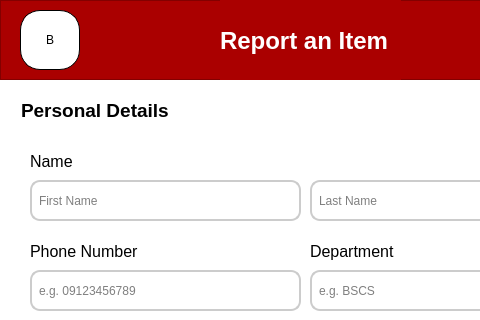
brexer/lost-and-found-system, file src/frontend/reportItem.ui: the form before one commit; both pictures show x 0 to 480 and y 0 to 320 of the 602 by 682 pixel window.
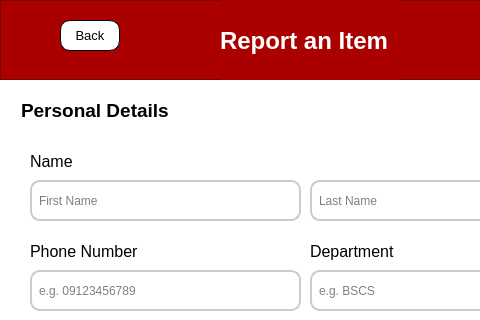
The form after the commit. The open tabs and pages were chosen to show the change.

```diff
--- a/src/frontend/reportItem.ui
+++ b/src/frontend/reportItem.ui
@@ -692,33 +692,6 @@
      <property name="frameShadow">
       <enum>QFrame::Raised</enum>
      </property>
-     <widget class="QPushButton" name="backButton">
-      <property name="geometry">
-       <rect>
-        <x>20</x>
-        <y>10</y>
-        <width>60</width>
-        <height>60</height>
-       </rect>
-      </property>
-      <property name="styleSheet">
-       <string notr="true">QPushButton {
-		background-color: white;
-        border: 1px solid;
-        border-radius: 20px;
-        padding: 8px 16px;
-    }
-    QPushButton:hover {
-        background-color: lightgray;
-    }
-    QPushButton:pressed {
-        background-color: gray;
-    }</string>
-      </property>
-      <property name="text">
-       <string>B</string>
-      </property>
-     </widget>
      <widget class="QLabel" name="label">
       <property name="geometry">
        <rect>
@@ -741,6 +714,34 @@
        <string>Report an Item</string>
       </property>
      </widget>
+     <widget class="QPushButton" name="backButton">
+      <property name="geometry">
+       <rect>
+        <x>60</x>
+        <y>20</y>
+        <width>60</width>
+        <height>31</height>
+       </rect>
+      </property>
+      <property name="styleSheet">
+       <string notr="true">QPushButton {
+    background-color: white;
+    border: 1px solid;
+    border-radius: 10px;
+    padding: 4px 6px;
+    font-size: 10pt;
+}
+QPushButton:hover {
+    background-color: lightgray;
+}
+QPushButton:pressed {
+    background-color: gray;
+}</string>
+      </property>
+      <property name="text">
+       <string>Back</string>
+      </property>
+     </widget>
     </widget>
     <widget class="QLabel" name="label_12">
      <property name="geometry">
```
Left out of the diff: 7 changed lines with no effect on the pictures.
